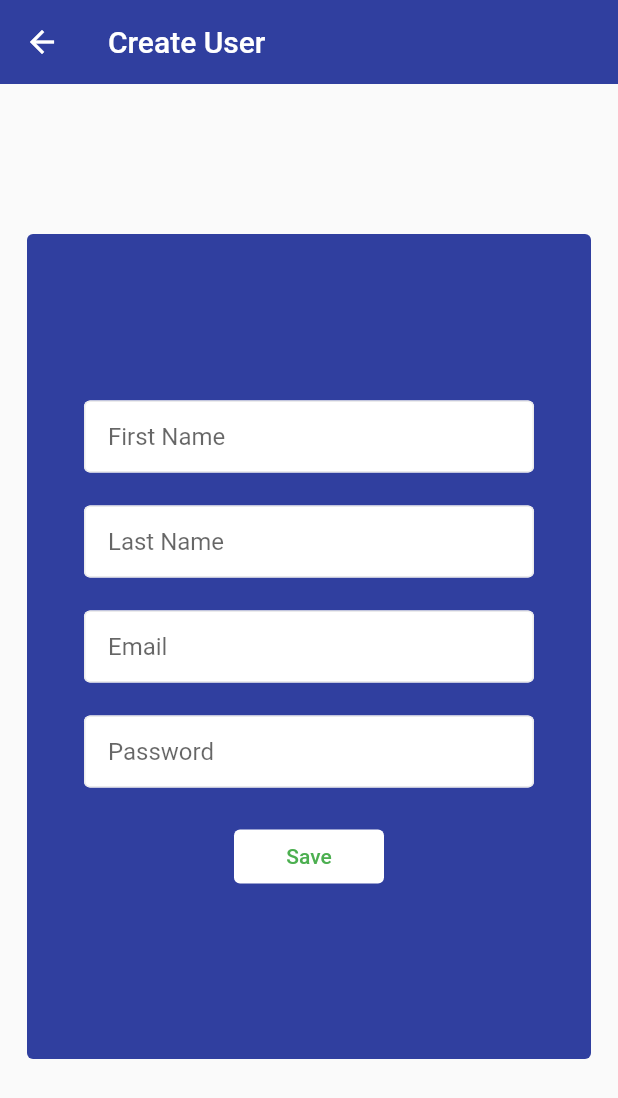
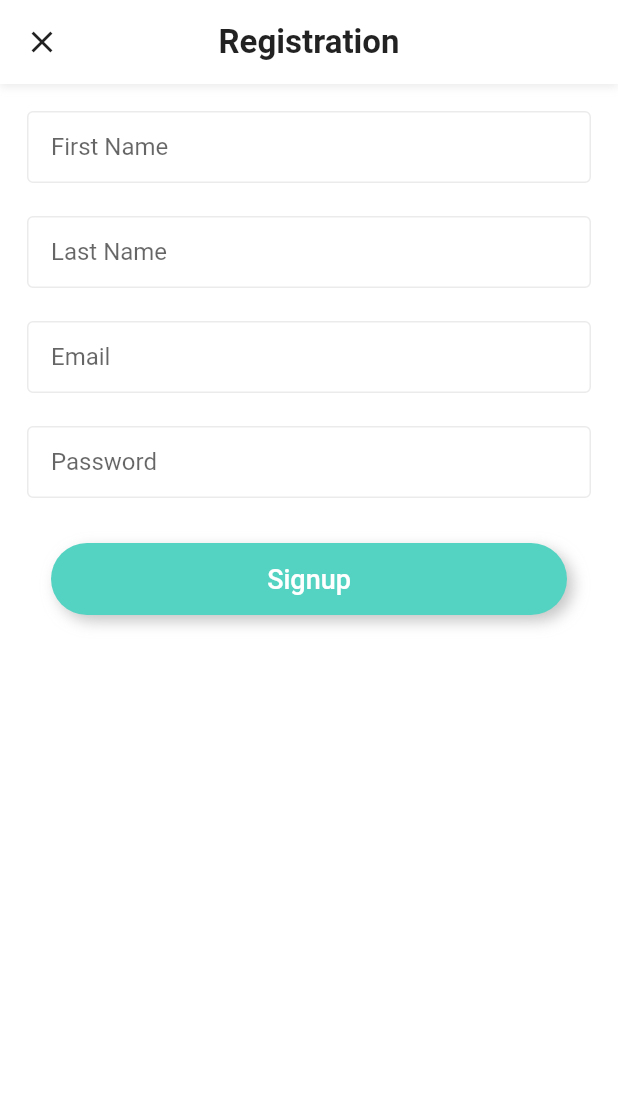
Before and after one commit to rahulva/open_hands, a Flutter app: the UserRegistrationView screen opened directly, on a phone screen of 412 x 824 dp. Shown: the top 1098 px of the screen. Run offline on Flutter 3.47's test engine with Material 2 defaults, Android fonts, the phone set to English and light mode, and no system bars; our stand-ins replace camera, flutter_rating_bar, font_awesome_flutter.

Commit message:
#3 Registration UI (integrated with theme)

```diff
--- a/TODO.txt
+++ b/TODO.txt
@@ -1,6 +1,6 @@
 #1 Registration POC (form, http) - DONE
 #2 Camara POC - DONE
-#3 Registration UI (integrated with theme)
+#3 Registration UI (integrated with theme) DONE
 PostListPage UI - with dummy data
 #3 Registration Action - Navigate to Login Page
 #4 Login Page - UI
--- a/lib/app/common/Components.dart
+++ b/lib/app/common/Components.dart
@@ -1,11 +1,92 @@
 import 'package:flutter/material.dart';
+import 'package:open_hands/app/theme/app_theme.dart';
 
-class Components{
-  static AppBar buildAppBar(String text) {
+class Components {
+  static Widget appBar(BuildContext context, String text) {
     return AppBar(
-      backgroundColor: Colors.indigo[700],
-      elevation: 0.0,
+      backgroundColor: Theme.of(context).colorScheme.inversePrimary,
       title: Text(text),
     );
   }
+
+  static Widget appBarClosable(BuildContext context, String screenTitle) {
+    return Container(
+      decoration: BoxDecoration(
+        color: AppTheme.buildLightTheme().backgroundColor,
+        boxShadow: <BoxShadow>[
+          BoxShadow(color: Colors.grey.withOpacity(0.2), offset: const Offset(0, 2), blurRadius: 4.0),
+        ],
+      ),
+      child: Padding(
+        padding: EdgeInsets.only(top: MediaQuery.of(context).padding.top, left: 8, right: 8),
+        child: Row(
+          children: <Widget>[
+            Container(
+              alignment: Alignment.centerLeft,
+              width: AppBar().preferredSize.height + 40,
+              height: AppBar().preferredSize.height,
+              child: Material(
+                color: Colors.transparent,
+                child: InkWell(
+                  borderRadius: const BorderRadius.all(
+                    Radius.circular(32.0),
+                  ),
+                  onTap: () {
+                    Navigator.pop(context);
+                  },
+                  child: const Padding(
+                    padding: EdgeInsets.all(8.0),
+                    child: Icon(Icons.close),
+                  ),
+                ),
+              ),
+            ),
+            Expanded(
+              child: Center(
+                child: Text(
+                  screenTitle,
+                  style: const TextStyle(
+                    fontWeight: FontWeight.w600,
+                    fontSize: 22,
+                  ),
+                ),
+              ),
+            ),
+            SizedBox(
+              width: AppBar().preferredSize.height + 40,
+              height: AppBar().preferredSize.height,
+            )
+          ],
+        ),
+      ),
+    );
+  }
+
+  static Container button(String buttonText, Future<void> Function() saveAction) {
+    return Container(
+      // height: 48,
+      decoration: BoxDecoration(
+        color: AppTheme.buildLightTheme().primaryColor,
+        borderRadius: const BorderRadius.all(Radius.circular(24.0)),
+        boxShadow: <BoxShadow>[
+          BoxShadow(
+            color: Colors.grey.withOpacity(0.6),
+            blurRadius: 8,
+            offset: const Offset(4, 4),
+          ),
+        ],
+      ),
+      child: Material(
+        color: Colors.transparent,
+        child: TextButton(
+            onPressed: saveAction,
+            child: Center(
+              child: Text(
+                buttonText,
+                style: const TextStyle(fontWeight: FontWeight.w500, fontSize: 18, color: Colors.white),
+              ),
+            )),
+      ),
+    );
+  }
 }
--- a/lib/app/profile/user_registration_view.dart
+++ b/lib/app/profile/user_registration_view.dart
@@ -3,6 +3,7 @@ import 'package:open_hands/app/common/AppTextField.dart';
 import 'package:open_hands/app/common/Components.dart';
 import 'package:open_hands/app/common/UserService.dart';
 import 'package:open_hands/app/domain/user_model.dart';
+import 'package:open_hands/app/theme/app_theme.dart';
 
 class UserRegistrationView extends StatefulWidget {
   const UserRegistrationView({super.key});
@@ -23,17 +24,13 @@ class _UserRegistrationViewState extends State<UserRegistrationView> {
   Widget build(BuildContext context) {
     double width2 = 300;
     return Scaffold(
-      appBar: Components.buildAppBar('Create User'),
-      body: SingleChildScrollView(
-        child: Padding(
-            padding: const EdgeInsets.only(top: 100, bottom: 100, left: 18, right: 18),
+        backgroundColor: Colors.transparent,
+        body: Column(children: <Widget>[
+          Components.appBarClosable(context, 'Registration'),
+          Padding(
+            padding: const EdgeInsets.only(top: 18, bottom: 18, left: 18, right: 18),
             child: Container(
-                height: 550,
-                width: 400,
-                decoration: BoxDecoration(
-                  borderRadius: BorderRadius.circular(4),
-                  color: Colors.indigo[700],
-                ),
+                alignment: Alignment.topCenter,
                 child: Column(mainAxisAlignment: MainAxisAlignment.center, children: [
                   buildField(
                       width: width2,
@@ -59,48 +56,40 @@ class _UserRegistrationViewState extends State<UserRegistrationView> {
                         userModel.password = text;
                       },
                       hintText: 'Password'),
-                  buildButton()
-                ]))),
-      ),
-    );
+                  Padding(
+                      padding: const EdgeInsets.only(left: 16, right: 16, bottom: 16, top: 8),
+                      child: Components.button('Signup', doOnSave))
+                ])),
+          )
+        ]));
   }
 
   Container buildField({required double width, var onChanged, required String hintText}) {
     return Container(
-        width: width,
+        // width: width,
         decoration: const BoxDecoration(boxShadow: []),
         child: AppTextField(onChanged: onChanged, hintText: hintText));
   }
 
-  SizedBox buildButton() {
-    return SizedBox(
-      width: 100,
-      child: TextButton(
-          style: TextButton.styleFrom(backgroundColor: Colors.white), onPressed: saveAction, child: const Text('Save')),
-    );
-  }
 
-  Future<void> saveAction() async {
+
+  Future<void> doOnSave() async {
     print("Fname ${userModel.firsName}, Lname ${userModel.lastName}");
     final text = firstNameController.text;
     print("Fname : $text");
     var response = await UserService.get().postUser(userModel).whenComplete(() => print("Request Completed!!"));
+    print("Request Completed!! ${response.statusCode}");
 
-    print("Request Completed!! ${response.statusCode}");
     if (response.statusCode == 201) {
-      // If the server did return a 201 CREATED response,
-      // then parse the JSON.
+      // Success TODO
+      // Navigator.of(context)
+      // .pushAndRemoveUntil(
+      // MaterialPageRoute(builder:
+      // (BuildContext context) => DisplayUsers(key: Key(userModel.name),)),(Route<dynamic> route) => false);
     } else {
       // If the server did not return a 201 CREATED response,
       // then throw an exception.
       throw Exception('Failed to create album.');
     }
-    /* Navigator.of(context).pushAndRemoveUntil(
-                               MaterialPageRoute(
-                                   builder: (BuildContext context) => DisplayUsers(
-                                     key: Key(userModel.name),
-                                   )),
-                                   (Route<dynamic> route) => false);*/
-    //TODO
   }
 }
```
Also changed, not shown: lib/app/screens/filter/filters_screen.dart (+33 -75 lines).
